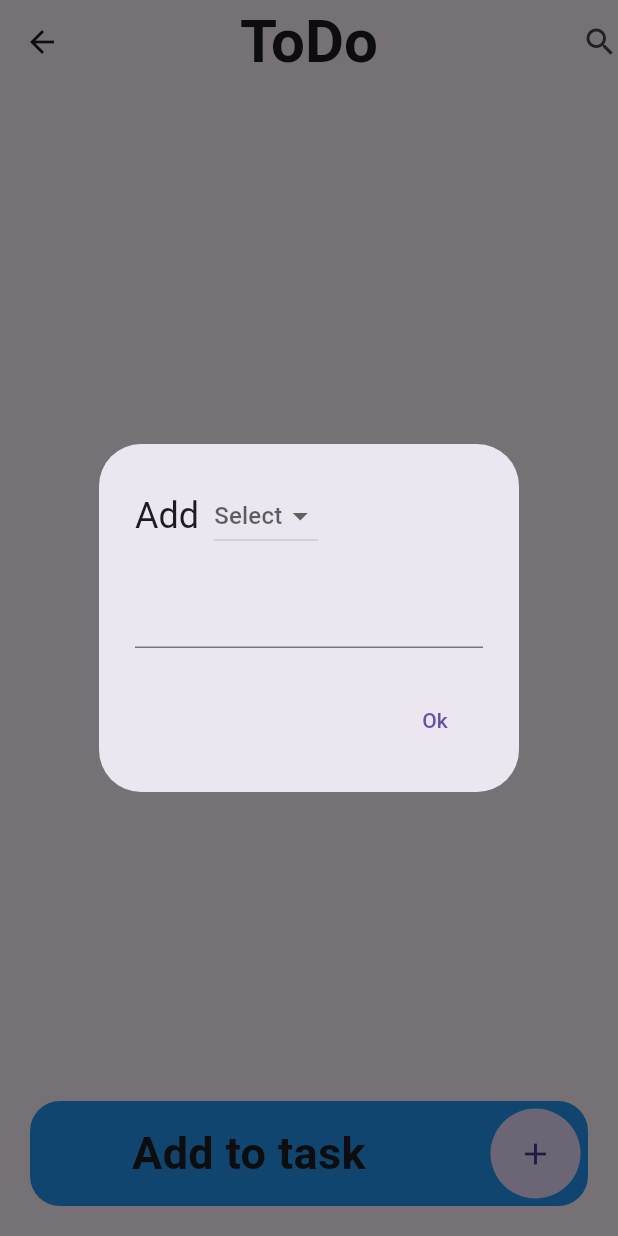
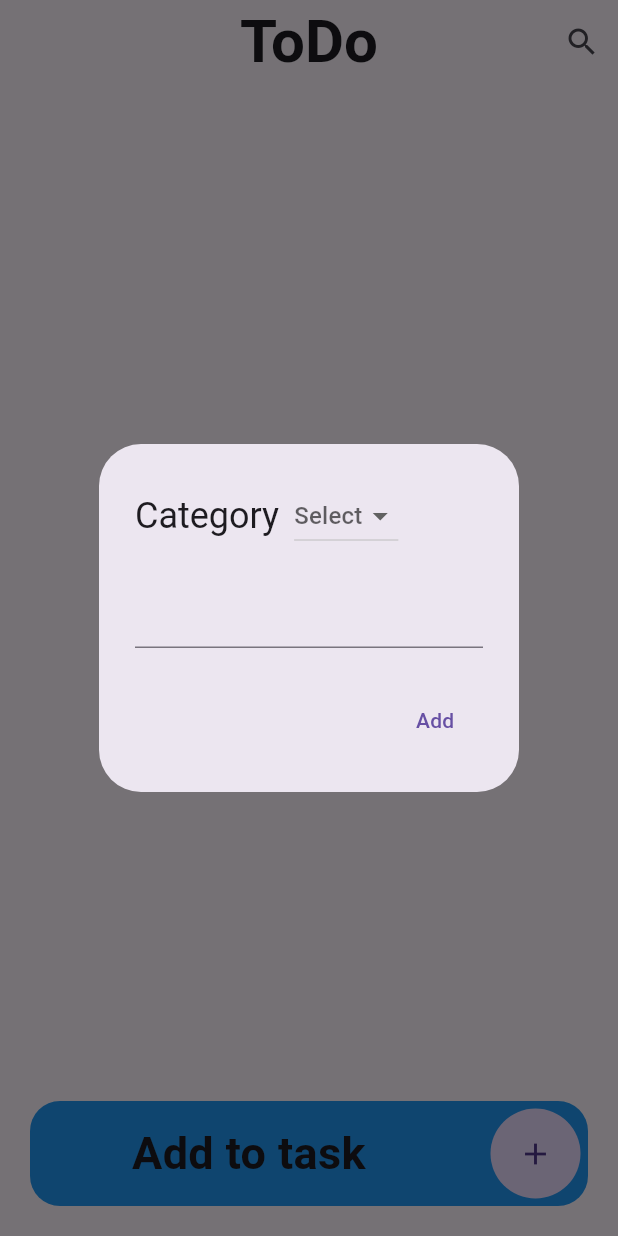
Before and after one commit to Arjun13k/todo_app, a Flutter app: the screen it shows after launch, after a tap on the "add" icon, on a phone screen of 412 x 824 dp. Run offline on Flutter 3.47's test engine with Material 3 defaults, Android fonts, the phone set to English and light mode, and no system bars; our stand-ins replace hive_flutter; accounts and stored records are empty.

Commit message:
little changes

```diff
--- a/lib/main.dart
+++ b/lib/main.dart
@@ -1,6 +1,5 @@
 import 'package:flutter/material.dart';
 import 'package:hive_flutter/hive_flutter.dart';
-import 'package:todo_app/controller/todo_controller.dart';
 import 'package:todo_app/model/todo_model.dart';
 import 'package:todo_app/view/homescreen/homescreen.dart';
 
--- a/lib/view/homescreen/homescreen.dart
+++ b/lib/view/homescreen/homescreen.dart
@@ -25,11 +25,11 @@ class _HomeScreenState extends State<HomeScreen> {
   Widget build(BuildContext context) {
     return Scaffold(
         appBar: AppBar(
-          leading: Icon(Icons.arrow_back),
+          // leading: Icon(Icons.arrow_back),
           title: Text("ToDo",
               style: TextStyle(fontWeight: FontWeight.bold, fontSize: 40)),
           centerTitle: true,
-          actions: [Icon(Icons.search)],
+          actions: [IconButton(onPressed: () {}, icon: Icon(Icons.search))],
         ),
         body: Padding(
           padding: const EdgeInsets.symmetric(horizontal: 10),
@@ -100,7 +100,7 @@ class _HomeScreenState extends State<HomeScreen> {
                                           AlertDialog(
                                         title: Row(
                                           children: [
-                                            Text("Add"),
+                                            Text("Category"),
                                             SizedBox(
                                               width: 10,
                                             ),
@@ -154,7 +154,7 @@ class _HomeScreenState extends State<HomeScreen> {
                                                   Navigator.pop(context);
                                                 }
                                               },
-                                              child: Text("Ok"))
+                                              child: Text("Add"))
                                         ],
                                       ),
                                     ));
```
Also changed, not shown: pubspec.lock, 1 other file.
